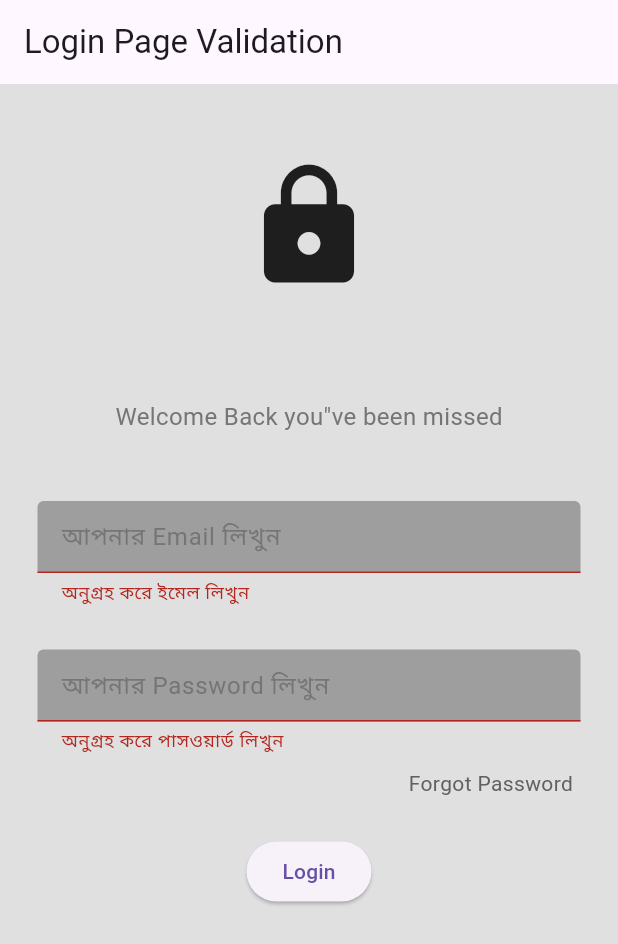
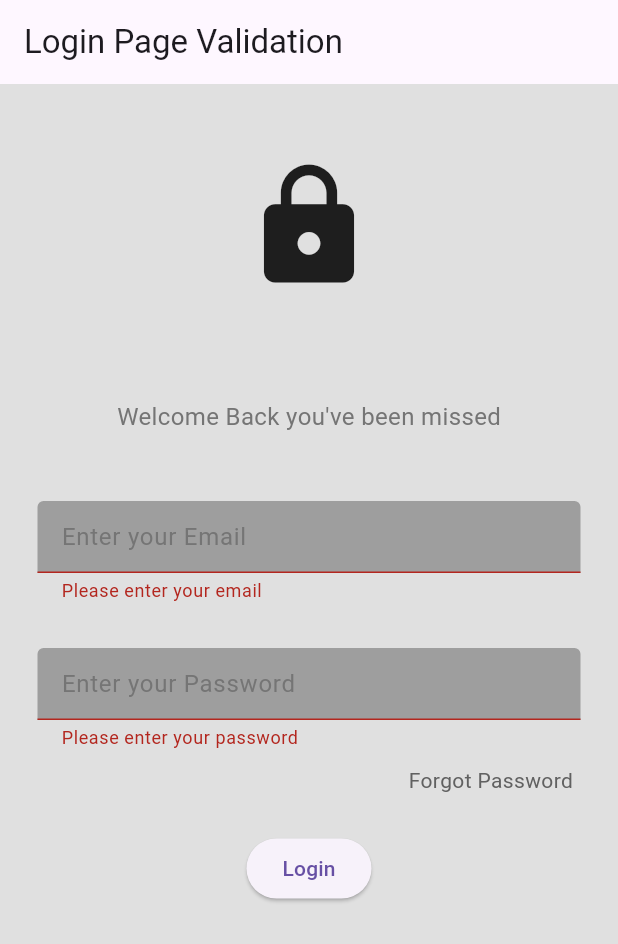
Before and after one commit to RealFahim/Flutter-Batch12, a Flutter app: the screen it shows after launch, after a tap on "Login", on a phone screen of 412 x 824 dp. Shown: the top 944 px of the screen. Run offline on Flutter 3.47's test engine with Material 3 defaults, Android fonts, the phone set to English and light mode, and no system bars.

Commit message:
Add Homepage and change Button Work

```diff
--- /dev/null
+++ b/lib/Pages/homepage.dart
@@ -0,0 +1,27 @@
+import 'package:flutter/material.dart';
+
+class HomePage extends StatelessWidget {
+  const HomePage({super.key});
+
+  @override
+  Widget build(BuildContext context) {
+    return Scaffold(
+      appBar: AppBar(
+        title: Text(
+          "Home Page",
+        ),
+        backgroundColor:Colors.blueGrey,
+      ),
+      body: Center(
+        child:
+         Text(
+          "Welcome! You have successfully logged in.",
+          style: TextStyle(
+            fontSize: 15,
+            fontWeight: FontWeight.bold,
+          ),
+          ),
+          ),
+    );
+  }
+}
--- a/lib/Pages/login_page.dart
+++ b/lib/Pages/login_page.dart
@@ -1,5 +1,6 @@
 import 'package:flutter/material.dart';
 import 'package:login_ui/Component/my_textfield.dart';
+import 'homepage.dart';
 
 class Loginpage extends StatelessWidget {
   Loginpage({super.key});
@@ -11,58 +12,54 @@ class Loginpage extends StatelessWidget {
   Widget build(BuildContext context) {
     return Scaffold(
       backgroundColor: Colors.grey[300],
-      appBar: AppBar(title: Text("Login Page Validation")),
-      body: Padding(
+      appBar: AppBar(title: const Text("Login Page Validation")),
+      body: SingleChildScrollView(
+        child: Padding(
           padding: const EdgeInsets.symmetric(horizontal: 25),
           child: Form(
             key: _formKey,
             child: Center(
               child: Column(
                 children: [
-                SizedBox(height: 50),
-
-              Icon(Icons.lock, size: 90),
-               SizedBox(height: 70),
+                  const SizedBox(height: 50),
+                  const Icon(Icons.lock, size: 90),
+                  const SizedBox(height: 70),
                   Text(
-                "Welcome Back you\"ve been missed",
+                    "Welcome Back you've been missed",
                     style: TextStyle(color: Colors.grey[600], fontSize: 16),
                   ),
-
-              SizedBox(height: 20),
-
+                  const SizedBox(height: 20),
                   MyTextField(
                     controller: emailcontroller,
-                  hintText: 'আপনার Email লিখুন',
+                    hintText: 'Enter your Email', // Bengali text changed
                     obscureText: false,
                     validator: (value) {
                       if (value == null || value.isEmpty) {
-                      return 'অনুগ্রহ করে ইমেল লিখুন';
-                    }
-                    return null;
-                  },
-
-                ),
-                SizedBox(height: 5),
-                MyTextField(
-                  controller: passwordController,
-                  hintText: 'আপনার Password লিখুন',
-                  obscureText: true,
-                  validator: (value) {
-                    if (value == null || value.isEmpty) {
-                      return 'অনুগ্রহ করে পাসওয়ার্ড লিখুন';
-                    }
-                    if (value.length < 6) {
-                      return 'পাসওয়ার্ডটি কমপক্ষে ৬ অক্ষরের হতে হবে';
+                        return 'Please enter your email'; // Bengali text changed
                       }
                       return null;
                     },
                   ),
-                SizedBox(height: 10),
-
+                  const SizedBox(height: 5),
+                  MyTextField(
+                    controller: passwordController,
+                    hintText: 'Enter your Password', // Bengali text changed
+                    obscureText: true,
+                    validator: (value) {
+                      if (value == null || value.isEmpty) {
+                        return 'Please enter your password'; // Bengali text changed
+                      }
+                      if (value.length < 3) {
+                        return 'Password must be at least 3 characters long'; // Bengali text changed
+                      }
+                      return null;
+                    },
+                  ),
+                  const SizedBox(height: 10),
                   Padding(
                     padding: const EdgeInsets.symmetric(horizontal: 5),
                     child: Row(
-                  mainAxisAlignment:MainAxisAlignment.end,
+                      mainAxisAlignment: MainAxisAlignment.end,
                       children: [
                         Text(
                           "Forgot Password",
@@ -71,19 +68,25 @@ class Loginpage extends StatelessWidget {
                       ],
                     ),
                   ),
-                SizedBox(height: 25),
+                  const SizedBox(height: 25),
+
                   ElevatedButton(
                     onPressed: () {
-                     // এখানে ভ্যালিডেশন চালু করা হচ্ছে
                       if (_formKey.currentState!.validate()) {
-                    // যদি ভ্যালিডেশন সফল হয়, তবে এখানে লগইন লজিক লিখুন।
-                    print('ইমেইল: ${emailcontroller.text}');
-                  print('পাসওয়ার্ড: ${passwordController.text}');
+                        Navigator.pushReplacement(
+                          context,
+                          MaterialPageRoute(
+                            builder: (context) {
+                              return HomePage();
+                            },
+                          ),
+                        );
                       }
                     },
-                  child: Text("Login"),
+                    child: const Text("Login"),
                   ),
                 ],
+              ),
             ),
           ),
         ),
@@ -91,89 +94,3 @@ class Loginpage extends StatelessWidget {
     );
   }
 }
-
-// import 'package:flutter/material.dart';
-// import 'package:login_ui/Component/my_textfield.dart';
-
-// class LoginPage extends StatelessWidget {
-//   LoginPage({super.key});
-
-//   final TextEditingController usernameController = TextEditingController();
-//   final TextEditingController passwordController = TextEditingController();
-
-//   @override
-//   Widget build(BuildContext context) {
-//     return Scaffold(
-//       backgroundColor: Colors.grey[300],
-//       body: SafeArea(
-//         child: Center(
-//           child: Column(
-//             children: [
-
-//               SizedBox(height: 50),
-
-//               Icon(Icons.lock, size: 90),
-
-//               SizedBox(height: 70),
-
-//               Text(
-//                 "Welcome Back you\"ve been missed",
-//                 style: TextStyle(color: Colors.grey[600], fontSize: 16),
-//               ),
-
-//               SizedBox(height: 20),
-
-//               //User name text field
-//               MyTextField(
-//                 controller: usernameController,
-//                 hintText: "Username",
-//                 obscureText: false,
-//               ),
-
-//               SizedBox(height: 5),
-
-//               //password textfield
-//               MyTextField(
-//                 controller: passwordController,
-//                 hintText: "Password",
-//                 obscureText: true,
-//               ),
-
-//               SizedBox(height: 10),
-
-//               Padding(
-//                 padding: const EdgeInsets.symmetric(horizontal: 25),
-//                 child: Row(
-//                   mainAxisAlignment:MainAxisAlignment.end,
-//                   children: [
-//                     Text(
-//                       "Forgot Password",
-//                       style: TextStyle(color: Colors.grey[700]),
-//                     ),
-//                   ],
-//                 ),
-//               ),
-
-//               SizedBox(height: 10),
-
-//               ElevatedButton(
-//               style: ElevatedButton.styleFrom(
-
-//               ),
-//                 onPressed: () {
-//                   print("Username: ${usernameController.text}");
-//                   print("Password: ${passwordController.text}");
-//                 },
-//                 child: Text("Login"),
-//               ),
-
-
-
-
-//             ],
-//           ),
-//         ),
-//       ),
-//     );
-//   }
-// }
--- a/lib/main.dart
+++ b/lib/main.dart
@@ -1,4 +1,5 @@
 import 'package:flutter/material.dart';
+import 'package:login_ui/Pages/homepage.dart';
 
 import 'Pages/login_page.dart';
 
```
Also changed, not shown: lib/Component/my_textfield.dart (+0 -39 lines). Lines whose indentation alone changed are shown as unchanged.
